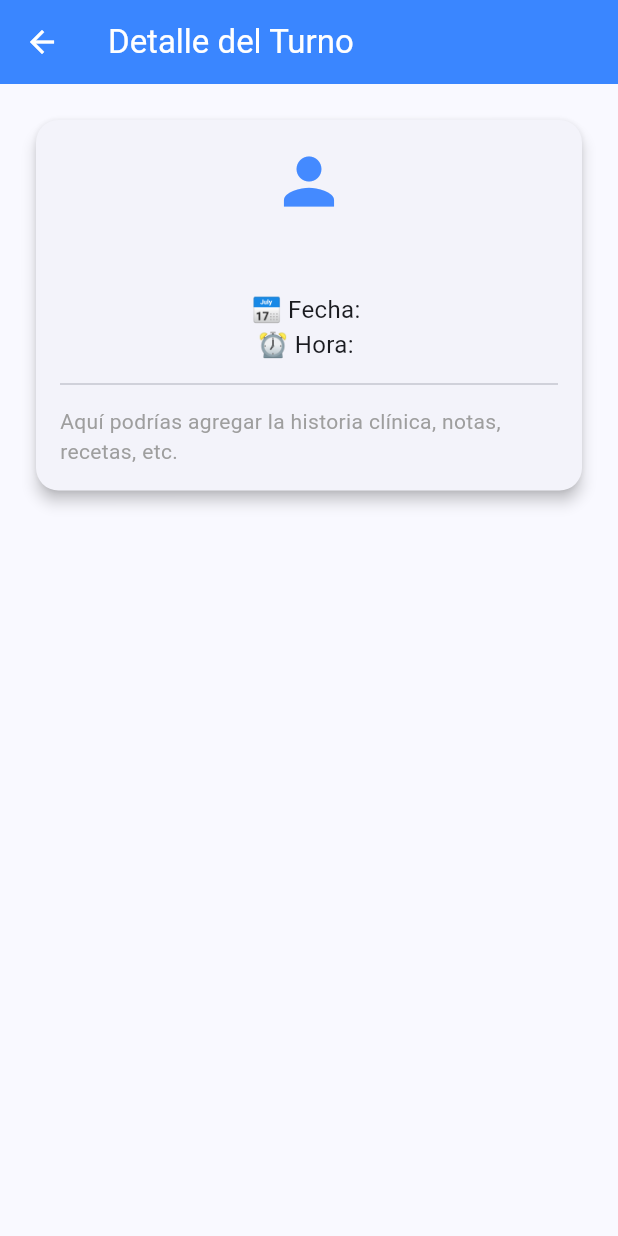
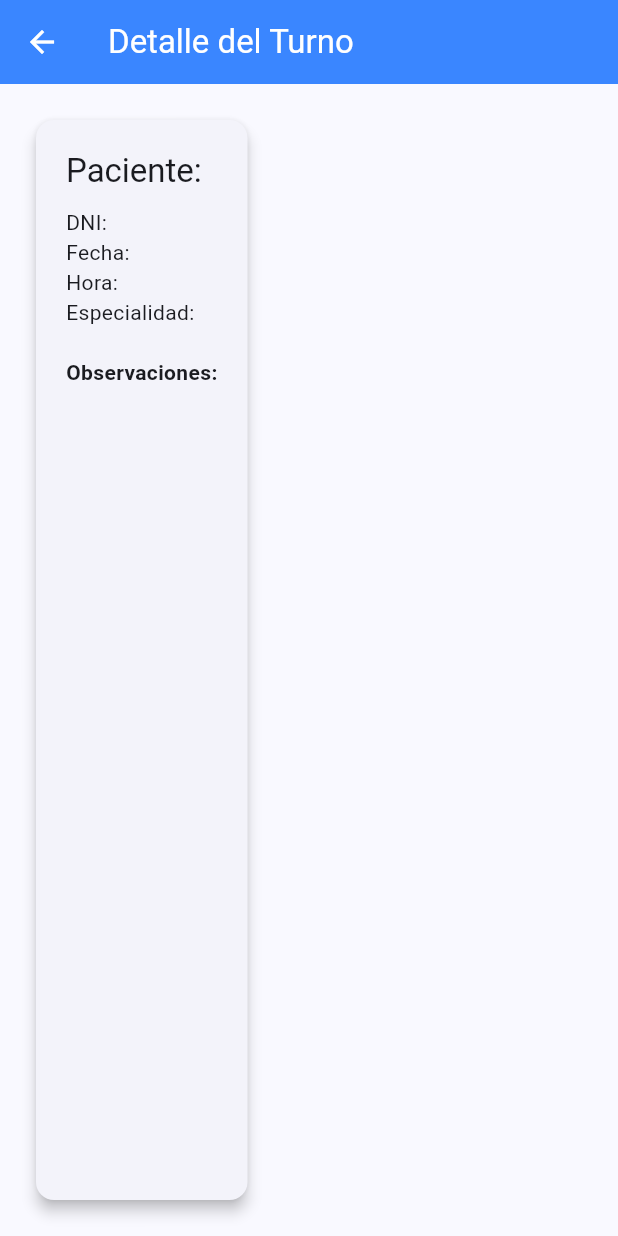
Before and after one commit to Taluok/agenda_medica_app, a Flutter app: the DetalleTurnoScreen screen opened directly with empty values, on a phone screen of 412 x 824 dp. Run offline on Flutter 3.47's test engine with Material 3 defaults, Android fonts, the light colour scheme and no system bars; our stand-ins replace shared_preferences; accounts and stored records are empty.

Commit message:
Guardar los turnos localmente cada vez que se agrega uno nuevo

```diff
--- a/lib/models/turno.dart
+++ b/lib/models/turno.dart
@@ -3,11 +3,33 @@ class Turno {
   final String fecha;
   final String hora;
   final String especialidad;
+  final String? dni;
+  final String? observaciones;
 
   Turno({
     required this.paciente,
     required this.fecha,
     required this.hora,
     required this.especialidad,
+    this.dni,
+    this.observaciones,
   });
+
+  Map<String, dynamic> toJson() => {
+        'paciente': paciente,
+        'fecha': fecha,
+        'hora': hora,
+        'especialidad': especialidad,
+        'dni': dni,
+        'observaciones': observaciones,
+      };
+
+  factory Turno.fromJson(Map<String, dynamic> json) => Turno(
+        paciente: json['paciente'],
+        fecha: json['fecha'],
+        hora: json['hora'],
+        especialidad: json['especialidad'],
+        dni: json['dni'],
+        observaciones: json['observaciones'],
+      );
 }
--- a/lib/screens/detalle_turno_screen.dart
+++ b/lib/screens/detalle_turno_screen.dart
@@ -17,22 +17,22 @@ class DetalleTurnoScreen extends StatelessWidget {
       body: Padding(
         padding: const EdgeInsets.all(20),
         child: Card(
-          shape: RoundedRectangleBorder(borderRadius: BorderRadius.circular(15)),
           elevation: 4,
           child: Padding(
-            padding: const EdgeInsets.all(16),
+            padding: const EdgeInsets.all(20),
             child: Column(
-              mainAxisSize: MainAxisSize.min,
+              crossAxisAlignment: CrossAxisAlignment.start,
               children: [
-                const Icon(Icons.person, size: 50, color: Colors.blueAccent),
+                Text('Paciente: ${turno.paciente}', style: Theme.of(context).textTheme.titleLarge),
                 const SizedBox(height: 10),
-                Text(turno.paciente, style: const TextStyle(fontSize: 20, fontWeight: FontWeight.bold)),
-                const SizedBox(height: 10),
-                Text('📅 Fecha: ${turno.fecha}', style: const TextStyle(fontSize: 16)),
-                Text('⏰ Hora: ${turno.hora}', style: const TextStyle(fontSize: 16)),
-                const Divider(height: 30),
-                const Text('Aquí podrías agregar la historia clínica, notas, recetas, etc.',
-                    style: TextStyle(color: Colors.grey)),
+                Text('DNI: ${turno.dni ?? "No informado"}'),
+                Text('Fecha: ${turno.fecha}'),
+                Text('Hora: ${turno.hora}'),
+                Text('Especialidad: ${turno.especialidad}'),
+                const SizedBox(height: 20),
+                const Text('Observaciones:', style: TextStyle(fontWeight: FontWeight.bold)),
+                const SizedBox(height: 6),
+                Text(turno.observaciones ?? 'Sin observaciones'),
               ],
             ),
           ),
--- a/pubspec.yaml
+++ b/pubspec.yaml
@@ -31,6 +31,7 @@ dependencies:
   flutter:
     sdk: flutter
   intl: ^0.19.0
+  shared_preferences: ^2.2.2
 
   # The following adds the Cupertino Icons font to your application.
   # Use with the CupertinoIcons class for iOS style icons.
```
Also changed, not shown: lib/screens/home_screen.dart (+33 -37 lines), pubspec.lock.
